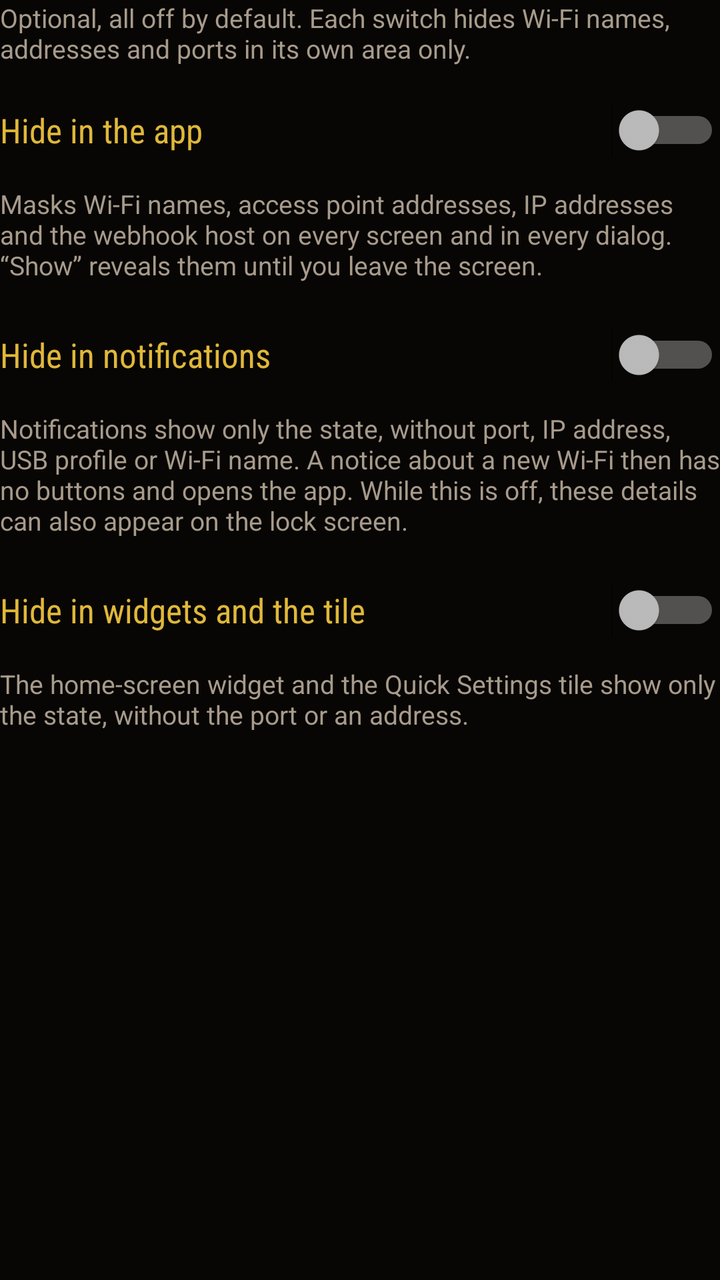
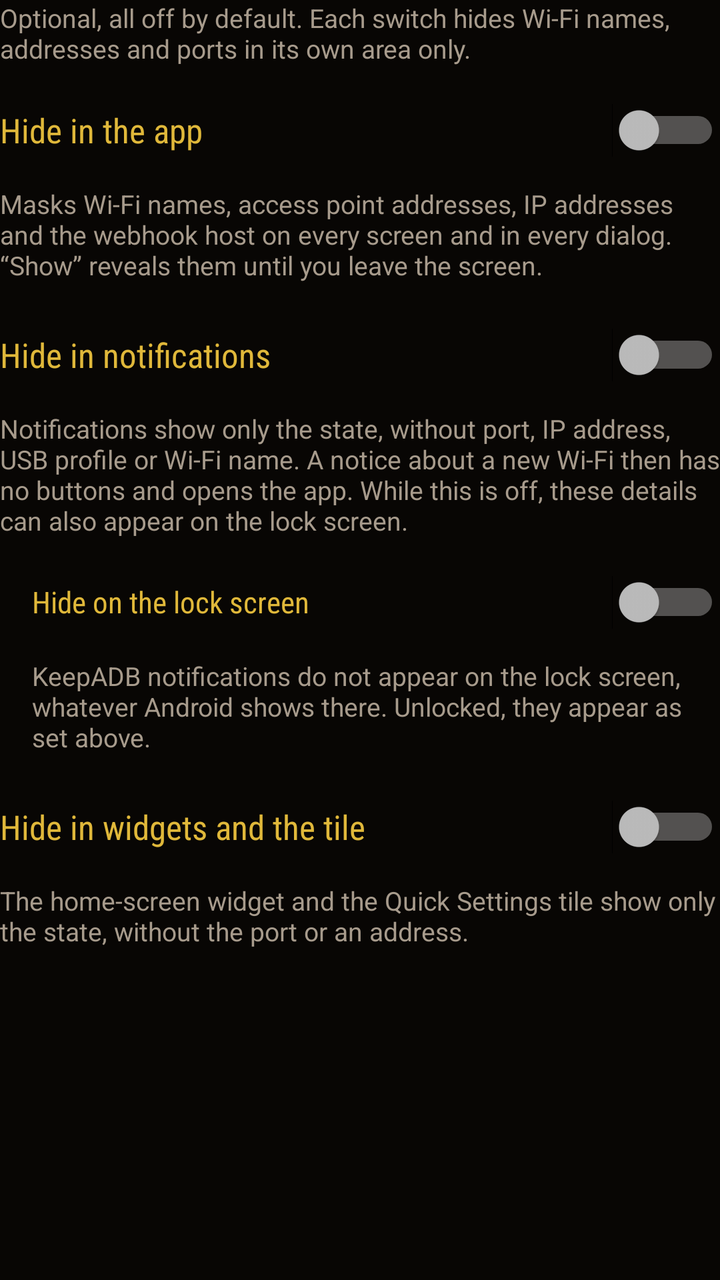

The first picture is an Android layout as it rendered before a commit; the second is the same layout after the commit. The layout source and the unified diff follow.
<!-- AndroidManifest.xml: application theme Theme.KeepADB -->
<!-- res/layout/view_privacy_switches.xml -->
<?xml version="1.0" encoding="utf-8"?>
<LinearLayout xmlns:android="http://schemas.android.com/apk/res/android"
    android:id="@+id/privacy_switches"
    android:layout_width="match_parent"
    android:layout_height="wrap_content"
    android:orientation="vertical">

    <TextView
        android:id="@+id/privacy_switches_hint"
        android:layout_width="match_parent"
        android:layout_height="wrap_content"
        android:fontFamily="sans-serif"
        android:text="@string/privacy_switches_hint"
        android:textColor="@color/night_muted"
        android:textSize="13sp" />

    <Switch
        android:id="@+id/privacy_switch_app"
        android:layout_width="match_parent"
        android:layout_height="wrap_content"
        android:layout_marginTop="8dp"
        android:minHeight="48dp"
        android:fontFamily="sans-serif-condensed"
        android:text="@string/privacy_app_title"
        android:textColor="@color/text_yellow"
        android:textSize="17sp" />

    <TextView
        android:layout_width="match_parent"
        android:layout_height="wrap_content"
        android:layout_marginTop="4dp"
        android:fontFamily="sans-serif"
        android:text="@string/privacy_app_body"
        android:textColor="@color/night_muted"
        android:textSize="13sp" />

    <Switch
        android:id="@+id/privacy_switch_notifications"
        android:layout_width="match_parent"
        android:layout_height="wrap_content"
        android:layout_marginTop="12dp"
        android:minHeight="48dp"
        android:fontFamily="sans-serif-condensed"
        android:text="@string/privacy_notifications_title"
        android:textColor="@color/text_yellow"
        android:textSize="17sp" />

    <TextView
        android:layout_width="match_parent"
        android:layout_height="wrap_content"
        android:layout_marginTop="4dp"
        android:fontFamily="sans-serif"
        android:text="@string/privacy_notifications_body"
        android:textColor="@color/night_muted"
        android:textSize="13sp" />

    <Switch
        android:id="@+id/privacy_switch_widgets"
        android:layout_width="match_parent"
        android:layout_height="wrap_content"
        android:layout_marginTop="12dp"
        android:minHeight="48dp"
        android:fontFamily="sans-serif-condensed"
        android:text="@string/privacy_widgets_title"
        android:textColor="@color/text_yellow"
        android:textSize="17sp" />

    <TextView
        android:layout_width="match_parent"
        android:layout_height="wrap_content"
        android:layout_marginTop="4dp"
        android:fontFamily="sans-serif"
        android:text="@string/privacy_widgets_body"
        android:textColor="@color/night_muted"
        android:textSize="13sp" />

</LinearLayout>
<!-- resources referenced by this layout -->
<resources>
  <color name="night_muted">#A79B8C</color>
  <color name="text_yellow">#E0B83A</color>
  <string name="privacy_app_body">Masks Wi-Fi names, access point addresses, IP addresses and the webhook host on every screen and in every dialog. “Show” reveals them until you leave the screen.</string>
  <string name="privacy_app_title">Hide in the app</string>
  <string name="privacy_notifications_body">Notifications show only the state, without port, IP address, USB profile or Wi-Fi name. A notice about a new Wi-Fi then has no buttons and opens the app. While this is off, these details can also appear on the lock screen.</string>
  <string name="privacy_notifications_title">Hide in notifications</string>
  <string name="privacy_switches_hint">Optional, all off by default. Each switch hides Wi-Fi names, addresses and ports in its own area only.</string>
  <string name="privacy_widgets_body">The home-screen widget and the Quick Settings tile show only the state, without the port or an address.</string>
  <string name="privacy_widgets_title">Hide in widgets and the tile</string>
  <style name="Theme.KeepADB" parent="android:style/Theme.Material.NoActionBar">
          <item name="android:fontFamily">sans-serif</item>
          <item name="android:windowBackground">@color/ground</item>
          <item name="android:colorAccent">@color/title_yellow</item>
          <item name="android:colorControlActivated">@color/title_yellow</item>
          <item name="android:colorControlHighlight">@color/border_red</item>
          <item name="android:navigationBarColor">@color/ground</item>
          <item name="android:statusBarColor">@color/banner_red</item>
          <item name="android:windowLightStatusBar">false</item>
          <item name="android:textColorPrimary">@color/night_text</item>
          <item name="android:textColorSecondary">@color/night_muted</item>
      </style>
  <color name="ground">#080604</color>
  <color name="title_yellow">#FFD21F</color>
  <color name="border_red">#B83A3E</color>
  <color name="banner_red">#B11218</color>
  <color name="night_text">#EDE6DC</color>
</resources>

<!-- the commit's change to res/layout/view_privacy_switches.xml (unified diff, before → after) -->
@@ -54,6 +54,29 @@
         android:textColor="@color/night_muted"
         android:textSize="13sp" />
 
+    
+    <Switch
+        android:id="@+id/privacy_switch_lockscreen"
+        android:layout_width="match_parent"
+        android:layout_height="wrap_content"
+        android:layout_marginTop="8dp"
+        android:minHeight="48dp"
+        android:paddingStart="16dp"
+        android:fontFamily="sans-serif-condensed"
+        android:text="@string/privacy_lockscreen_title"
+        android:textColor="@color/text_yellow"
+        android:textSize="15sp" />
+
+    <TextView
+        android:layout_width="match_parent"
+        android:layout_height="wrap_content"
+        android:layout_marginTop="4dp"
+        android:paddingStart="16dp"
+        android:fontFamily="sans-serif"
+        android:text="@string/privacy_lockscreen_body"
+        android:textColor="@color/night_muted"
+        android:textSize="13sp" />
+
     <Switch
         android:id="@+id/privacy_switch_widgets"
         android:layout_width="match_parent"
<!-- resource entries referenced after the edit -->
@@ -4,6 +4,8 @@
   <color name="text_yellow">#E0B83A</color>
   <string name="privacy_app_body">Masks Wi-Fi names, access point addresses, IP addresses and the webhook host on every screen and in every dialog. “Show” reveals them until you leave the screen.</string>
   <string name="privacy_app_title">Hide in the app</string>
+  <string name="privacy_lockscreen_body">KeepADB notifications do not appear on the lock screen, whatever Android shows there. Unlocked, they appear as set above.</string>
+  <string name="privacy_lockscreen_title">Hide on the lock screen</string>
   <string name="privacy_notifications_body">Notifications show only the state, without port, IP address, USB profile or Wi-Fi name. A notice about a new Wi-Fi then has no buttons and opens the app. While this is off, these details can also appear on the lock screen.</string>
   <string name="privacy_notifications_title">Hide in notifications</string>
   <string name="privacy_switches_hint">Optional, all off by default. Each switch hides Wi-Fi names, addresses and ports in its own area only.</string>
